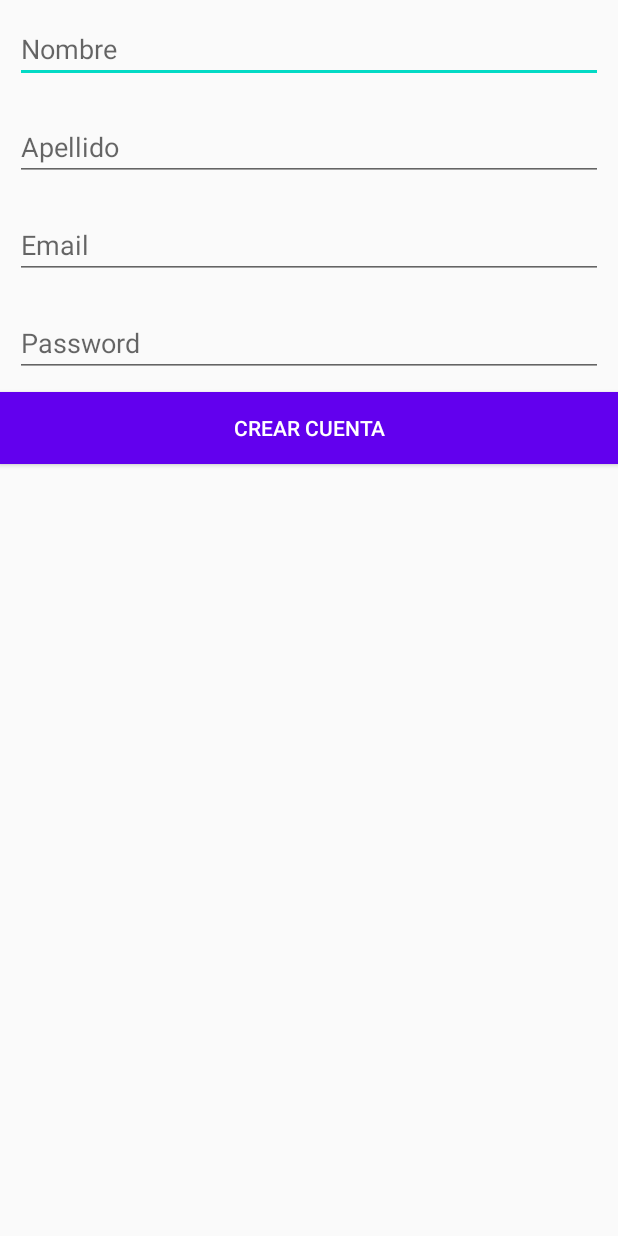
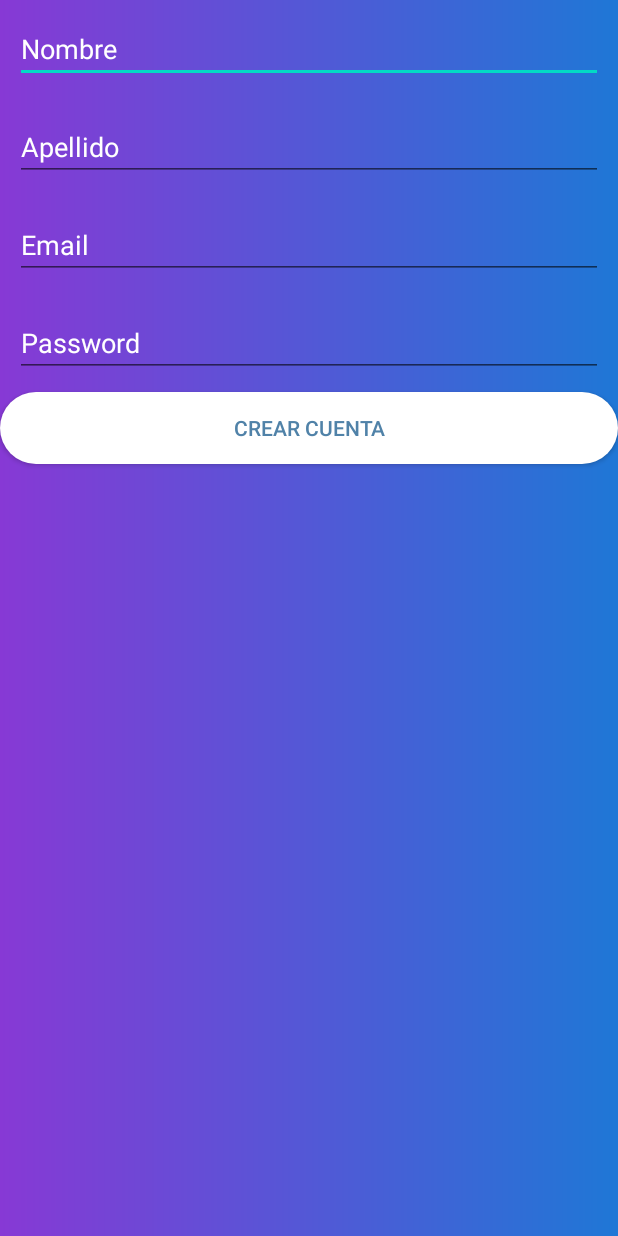
Before and after one commit to MatiasPalominosF/hotel-mascotas, an Android app: the RegisterActivity screen opened directly, with no data from a screen before it, on a phone screen of 412 x 824 dp. Run offline under Robolectric (Android 15) with nearby library versions, the phone set to English and light mode, and no system bars; our stand-ins replace Firebase (no records; nobody signed in at launch, a user with empty details on screens opened directly).

Commit message:
Fix background + diseño añadir nuevo usuario

```diff
--- /dev/null
+++ b/app/src/main/res/drawable/bg_color.xml
@@ -0,0 +1,10 @@
+<?xml version="1.0" encoding="utf-8"?>
+<shape xmlns:android="http://schemas.android.com/apk/res/android">
+    <gradient
+        android:angle="180"
+        android:centerColor="#5358d6"
+        android:endColor="#8739d5"
+        android:startColor="#1f77d6" />
+
+
+</shape>
--- a/app/src/main/res/layout/activity_login.xml
+++ b/app/src/main/res/layout/activity_login.xml
@@ -4,7 +4,7 @@
     xmlns:tools="http://schemas.android.com/tools"
     android:layout_width="match_parent"
     android:layout_height="match_parent"
-    android:background="@drawable/image"
+    android:background="@drawable/bg_color"
     android:orientation="vertical"
     tools:context=".LoginActivity">
 
@@ -33,7 +33,7 @@
             android:layout_height="wrap_content"
             android:layout_margin="10dp"
             android:ems="10"
-            android:hint="Usuario"
+            android:hint="Correo"
             android:inputType="textPersonName"
             android:textColor="@android:color/white"
             android:textColorHint="#FFFFFF" />
--- a/app/src/main/res/layout/activity_register.xml
+++ b/app/src/main/res/layout/activity_register.xml
@@ -4,6 +4,7 @@
     xmlns:tools="http://schemas.android.com/tools"
     android:layout_width="match_parent"
     android:layout_height="match_parent"
+    android:background="@drawable/bg_color"
     android:orientation="vertical"
     tools:context=".RegisterActivity">
 
@@ -11,9 +12,9 @@
         android:id="@+id/progressBar"
         style="?android:attr/progressBarStyleHorizontal"
         android:layout_width="match_parent"
+        android:layout_height="wrap_content"
         android:indeterminate="true"
-        android:layout_height="wrap_content"
-        android:visibility="gone"/>
+        android:visibility="gone" />
 
     <EditText
         android:id="@+id/txtName"
@@ -22,7 +23,10 @@
         android:layout_margin="10dp"
         android:ems="10"
         android:hint="Nombre"
-        android:inputType="textPersonName" />
+        android:inputType="textPersonName"
+        android:textColor="@android:color/white"
+        android:textColorHighlight="?android:attr/textColorHighlight"
+        android:textColorHint="#FFFFFF" />
 
     <EditText
         android:id="@+id/txtLastName"
@@ -31,7 +35,10 @@
         android:layout_margin="10dp"
         android:ems="10"
         android:hint="Apellido"
-        android:inputType="textPersonName" />
+        android:inputType="textPersonName"
+        android:textColor="@android:color/white"
+        android:textColorHighlight="?android:attr/textColorHighlight"
+        android:textColorHint="#FFFFFF" />
 
     <EditText
         android:id="@+id/txtEmail"
@@ -40,7 +47,10 @@
         android:layout_margin="10dp"
         android:ems="10"
         android:hint="Email"
-        android:inputType="textEmailAddress" />
+        android:inputType="textEmailAddress"
+        android:textColor="@android:color/white"
+        android:textColorHighlight="?android:attr/textColorHighlight"
+        android:textColorHint="#FFFFFF" />
 
     <EditText
         android:id="@+id/txtPassword"
@@ -49,13 +59,16 @@
         android:layout_margin="10dp"
         android:ems="10"
         android:hint="Password"
-        android:inputType="textPassword" />
+        android:inputType="textPassword"
+        android:textColor="@android:color/white"
+        android:textColorHighlight="?android:attr/textColorHighlight"
+        android:textColorHint="#FFFFFF" />
 
     <Button
         android:layout_width="match_parent"
         android:layout_height="wrap_content"
-        android:background="@color/colorPrimary"
+        android:background="@drawable/btn_type2"
         android:onClick="register"
         android:text="Crear cuenta"
-        android:textColor="@android:color/white" />
+        android:textColor="@drawable/txt_btn_type2" />
 </LinearLayout>
```
